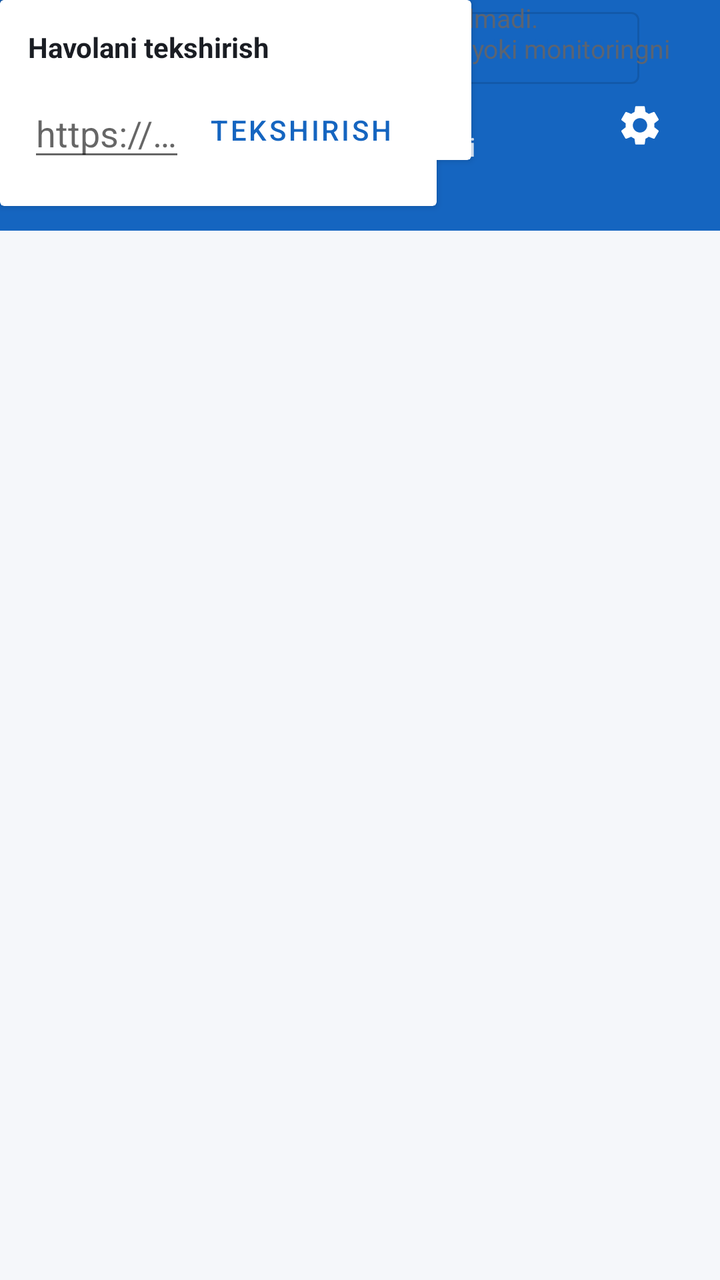
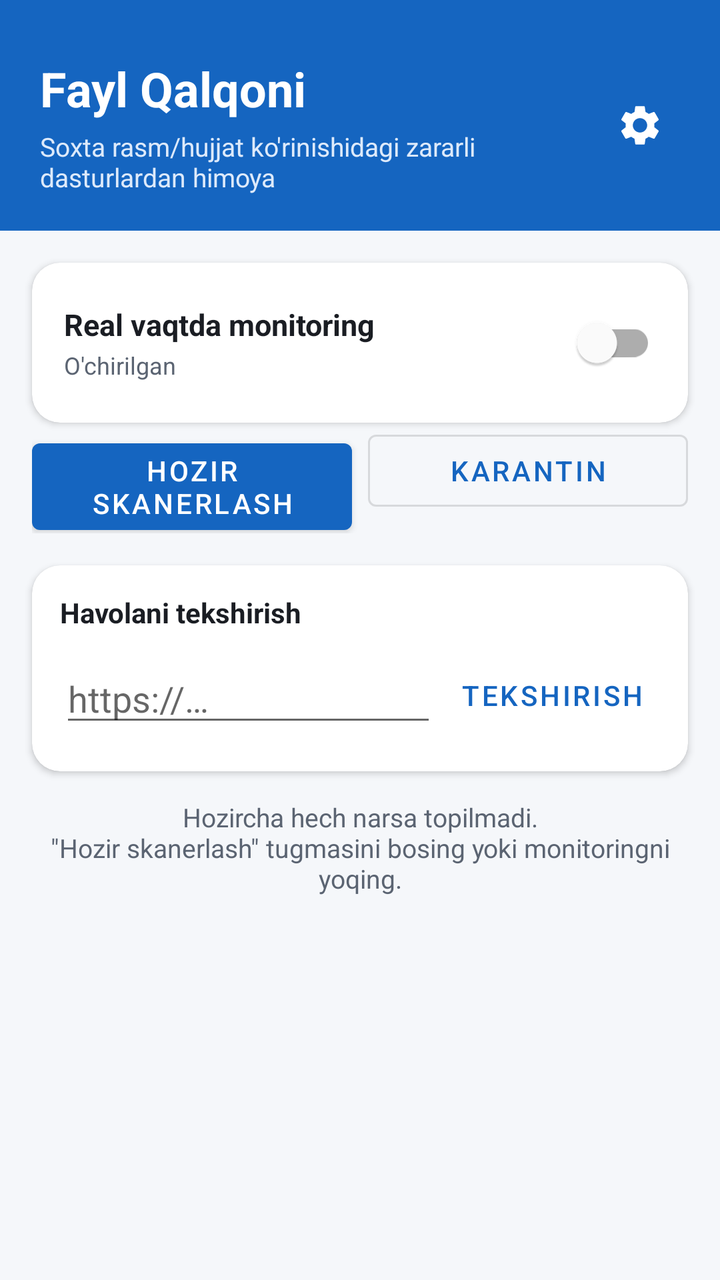

Two renders of the same Android screen: before a commit and after it. Below are the layout's source before the change and the commit's diff.
<!-- AndroidManifest.xml: activity theme Theme.FaylQalqoni -->
<!-- res/layout/activity_main.xml -->
<?xml version="1.0" encoding="utf-8"?>
<androidx.constraintlayout.widget.ConstraintLayout
    xmlns:android="http://schemas.android.com/apk/res/android"
    xmlns:app="http://schemas.android.com/apk/res/app"
    xmlns:tools="http://schemas.android.com/tools"
    android:layout_width="match_parent"
    android:layout_height="match_parent"
    android:background="@color/background">

    
    <LinearLayout
        android:id="@+id/headerLayout"
        android:layout_width="0dp"
        android:layout_height="wrap_content"
        android:orientation="horizontal"
        android:gravity="center_vertical"
        android:background="@color/brand_primary"
        android:paddingHorizontal="20dp"
        android:paddingTop="28dp"
        android:paddingBottom="18dp"
        app:layout_constraintTop_toTopOf="parent"
        app:layout_constraintStart_toStartOf="parent"
        app:layout_constraintEnd_toEndOf="parent">

        <LinearLayout
            android:layout_width="0dp"
            android:layout_height="wrap_content"
            android:layout_weight="1"
            android:orientation="vertical">

            <TextView
                android:id="@+id/titleText"
                android:layout_width="wrap_content"
                android:layout_height="wrap_content"
                android:text="@string/main_title"
                android:textColor="#FFFFFF"
                android:textSize="24sp"
                android:textStyle="bold" />

            <TextView
                android:layout_width="wrap_content"
                android:layout_height="wrap_content"
                android:layout_marginTop="4dp"
                android:text="@string/main_subtitle"
                android:textColor="#DDEAFB"
                android:textSize="13sp" />
        </LinearLayout>

        <ImageButton
            android:id="@+id/settingsButton"
            android:layout_width="40dp"
            android:layout_height="40dp"
            android:background="?attr/selectableItemBackgroundBorderless"
            android:contentDescription="@string/settings_title"
            android:src="@drawable/ic_settings" />
    </LinearLayout>

    
    <LinearLayout
        android:id="@+id/permissionBanner"
        android:layout_width="0dp"
        android:layout_height="wrap_content"
        android:orientation="vertical"
        android:background="#FFF3E0"
        android:padding="14dp"
        android:visibility="gone"
        tools:visibility="visible"
        app:layout_constraintTop_toBottomOf="@id/headerLayout"
        app:layout_constraintStart_toStartOf="parent"
        app:layout_constraintEnd_toEndOf="parent">

        <TextView
            android:layout_width="match_parent"
            android:layout_height="wrap_content"
            android:text="@string/permission_all_files_message"
            android:textColor="#7A4A00"
            android:textSize="13sp" />

        <Button
            android:id="@+id/grantPermissionButton"
            style="@style/Widget.MaterialComponents.Button.TextButton"
            android:layout_width="wrap_content"
            android:layout_height="wrap_content"
            android:layout_marginTop="4dp"
            android:text="@string/btn_grant_permission" />
    </LinearLayout>

    
    <androidx.cardview.widget.CardView
        android:id="@+id/statusCard"
        android:layout_width="0dp"
        android:layout_height="wrap_content"
        android:layout_margin="16dp"
        app:cardCornerRadius="14dp"
        app:cardElevation="2dp"
        app:layout_constraintTop_toBottomOf="@id/permissionBanner"
        app:layout_constraintStart_toStartOf="parent"
        app:layout_constraintEnd_toEndOf="parent">

        <LinearLayout
            android:layout_width="match_parent"
            android:layout_height="wrap_content"
            android:orientation="horizontal"
            android:gravity="center_vertical"
            android:padding="16dp">

            <LinearLayout
                android:layout_width="0dp"
                android:layout_height="wrap_content"
                android:layout_weight="1"
                android:orientation="vertical">

                <TextView
                    android:layout_width="wrap_content"
                    android:layout_height="wrap_content"
                    android:text="@string/monitoring_label"
                    android:textColor="@color/text_primary"
                    android:textSize="15sp"
                    android:textStyle="bold" />

                <TextView
                    android:id="@+id/monitoringStatusText"
                    android:layout_width="wrap_content"
                    android:layout_height="wrap_content"
                    android:layout_marginTop="2dp"
                    android:text="@string/status_monitoring_off"
                    android:textColor="@color/text_secondary"
                    android:textSize="12sp" />
            </LinearLayout>

            <com.google.android.material.switchmaterial.SwitchMaterial
                android:id="@+id/monitoringSwitch"
                android:layout_width="wrap_content"
                android:layout_height="wrap_content" />
        </LinearLayout>
    </androidx.cardview.widget.CardView>

    
    <LinearLayout
        android:id="@+id/actionsLayout"
        android:layout_width="0dp"
        android:layout_height="wrap_content"
        android:orientation="horizontal"
        android:paddingHorizontal="16dp"
        app:layout_constraintTop_toBottomOf="@id/statusCard"
        app:layout_constraintStart_toStartOf="parent"
        app:layout_constraintEnd_toEndOf="parent">

        <Button
            android:id="@+id/scanButton"
            style="@style/Widget.MaterialComponents.Button"
            android:layout_width="0dp"
            android:layout_height="wrap_content"
            android:layout_weight="1"
            android:layout_marginEnd="8dp"
            android:text="@string/btn_scan_now" />

        <Button
            android:id="@+id/quarantineButton"
            style="@style/Widget.MaterialComponents.Button.OutlinedButton"
            android:layout_width="0dp"
            android:layout_height="wrap_content"
            android:layout_weight="1"
            android:text="@string/quarantine_title" />
    </LinearLayout>

    
    <androidx.cardview.widget.CardView
        android:id="@+id/linkCheckCard"
        android:layout_width="0dp"
        android:layout_height="wrap_content"
        android:layout_margin="16dp"
        app:cardCornerRadius="14dp"
        app:cardElevation="2dp"
        app:layout_constraintTop_toBottomOf="@id/actionsLayout"
        app:layout_constraintStart_toStartOf="parent"
        app:layout_constraintEnd_toEndOf="parent">

        <LinearLayout
            android:layout_width="match_parent"
            android:layout_height="wrap_content"
            android:orientation="vertical"
            android:padding="14dp">

            <TextView
                android:layout_width="match_parent"
                android:layout_height="wrap_content"
                android:text="@string/link_check_label"
                android:textColor="@color/text_primary"
                android:textSize="14sp"
                android:textStyle="bold" />

            <LinearLayout
                android:layout_width="match_parent"
                android:layout_height="wrap_content"
                android:layout_marginTop="8dp"
                android:gravity="center_vertical"
                android:orientation="horizontal">

                <EditText
                    android:id="@+id/linkInputEditText"
                    android:layout_width="0dp"
                    android:layout_height="wrap_content"
                    android:layout_weight="1"
                    android:autofillHints="url"
                    android:hint="@string/link_input_hint"
                    android:imeOptions="actionGo"
                    android:inputType="textUri"
                    android:maxLines="1" />

                <Button
                    android:id="@+id/checkLinkButton"
                    style="@style/Widget.MaterialComponents.Button.TextButton"
                    android:layout_width="wrap_content"
                    android:layout_height="wrap_content"
                    android:layout_marginStart="4dp"
                    android:text="@string/btn_check_link" />
            </LinearLayout>
        </LinearLayout>
    </androidx.cardview.widget.CardView>

    <ProgressBar
        android:id="@+id/scanProgressBar"
        style="?android:attr/progressBarStyleHorizontal"
        android:layout_width="0dp"
        android:layout_height="wrap_content"
        android:layout_marginTop="10dp"
        android:paddingHorizontal="16dp"
        android:indeterminate="true"
        android:visibility="gone"
        tools:visibility="visible"
        app:layout_constraintTop_toBottomOf="@id/linkCheckCard"
        app:layout_constraintStart_toStartOf="parent"
        app:layout_constraintEnd_toEndOf="parent" />

    <TextView
        android:id="@+id/resultsHeaderText"
        android:layout_width="0dp"
        android:layout_height="wrap_content"
        android:layout_marginTop="14dp"
        android:paddingHorizontal="16dp"
        android:text="@string/empty_state_text"
        android:textAlignment="center"
        android:textColor="@color/text_secondary"
        android:textSize="13sp"
        app:layout_constraintTop_toBottomOf="@id/scanProgressBar"
        app:layout_constraintStart_toStartOf="parent"
        app:layout_constraintEnd_toEndOf="parent" />

    <androidx.recyclerview.widget.RecyclerView
        android:id="@+id/resultsRecyclerView"
        android:layout_width="0dp"
        android:layout_height="0dp"
        android:layout_marginTop="8dp"
        android:clipToPadding="false"
        android:paddingBottom="16dp"
        app:layout_constraintTop_toBottomOf="@id/resultsHeaderText"
        app:layout_constraintBottom_toBottomOf="parent"
        app:layout_constraintStart_toStartOf="parent"
        app:layout_constraintEnd_toEndOf="parent" />

</androidx.constraintlayout.widget.ConstraintLayout>
<!-- resources referenced by this layout -->
<resources>
  <color name="background">#F5F7FA</color>
  <color name="brand_primary">#1565C0</color>
  <color name="text_primary">#1A1D23</color>
  <color name="text_secondary">#5B6472</color>
  <!-- drawable ic_settings (drawable) -->
  <vector xmlns:android="http://schemas.android.com/apk/res/android"
      android:width="24dp"
      android:height="24dp"
      android:viewportWidth="24"
      android:viewportHeight="24"
      android:tint="#FFFFFF">
      <path
          android:fillColor="#FF000000"
          android:pathData="M19.14,12.94c0.04,-0.3 0.06,-0.61 0.06,-0.94c0,-0.32 -0.02,-0.64 -0.07,-0.94l2.03,-1.58c0.18,-0.14 0.23,-0.41 0.12,-0.61l-1.92,-3.32c-0.12,-0.22 -0.37,-0.29 -0.59,-0.22l-2.39,0.96c-0.5,-0.38 -1.03,-0.7 -1.62,-0.94L14.4,2.81c-0.04,-0.24 -0.24,-0.41 -0.48,-0.41h-3.84c-0.24,0 -0.43,0.17 -0.47,0.41L9.25,5.35C8.66,5.59 8.12,5.92 7.63,6.29L5.24,5.33c-0.22,-0.08 -0.47,0 -0.59,0.22L2.74,8.87C2.62,9.08 2.66,9.34 2.86,9.48l2.03,1.58C4.84,11.36 4.8,11.69 4.8,12s0.02,0.64 0.07,0.94l-2.03,1.58c-0.18,0.14 -0.23,0.41 -0.12,0.61l1.92,3.32c0.12,0.22 0.37,0.29 0.59,0.22l2.39,-0.96c0.5,0.38 1.03,0.7 1.62,0.94l0.36,2.54c0.05,0.24 0.24,0.41 0.48,0.41h3.84c0.24,0 0.44,-0.17 0.47,-0.41l0.36,-2.54c0.59,-0.24 1.13,-0.56 1.62,-0.94l2.39,0.96c0.22,0.08 0.47,0 0.59,-0.22l1.92,-3.32c0.12,-0.22 0.07,-0.47 -0.12,-0.61L19.14,12.94zM12,15.6c-1.98,0 -3.6,-1.62 -3.6,-3.6s1.62,-3.6 3.6,-3.6s3.6,1.62 3.6,3.6S13.98,15.6 12,15.6z" />
  </vector>
  <string name="btn_check_link">Tekshirish</string>
  <string name="btn_grant_permission">Ruxsat berish</string>
  <string name="btn_scan_now">Hozir skanerlash</string>
  <string name="empty_state_text">Hozircha hech narsa topilmadi.\n\"Hozir skanerlash\" tugmasini bosing yoki monitoringni yoqing.</string>
  <string name="link_check_label">Havolani tekshirish</string>
  <string name="link_input_hint">https://…</string>
  <string name="main_subtitle">Soxta rasm/hujjat ko\'rinishidagi zararli dasturlardan himoya</string>
  <string name="main_title">Fayl Qalqoni</string>
  <string name="monitoring_label">Real vaqtda monitoring</string>
  <string name="permission_all_files_message">To\'liq himoya uchun ilovaga barcha fayllarni ko\'rish ruxsatini bering (Sozlamalar oynasi ochiladi).</string>
  <string name="quarantine_title">Karantin</string>
  <string name="settings_title">Sozlamalar</string>
  <string name="status_monitoring_off">O\'chirilgan</string>
  <style name="Theme.FaylQalqoni" parent="Theme.MaterialComponents.DayNight.NoActionBar">
          <item name="colorPrimary">@color/brand_primary</item>
          <item name="colorPrimaryDark">@color/brand_primary_dark</item>
          <item name="colorAccent">@color/brand_accent</item>
          <item name="android:statusBarColor">@color/brand_primary_dark</item>
          <item name="android:windowBackground">@color/background</item>
      </style>
  <color name="brand_primary_dark">#0D47A1</color>
  <color name="brand_accent">#26A69A</color>
</resources>

<!-- the commit's change to res/layout/activity_main.xml (unified diff, before → after) -->
@@ -1,7 +1,7 @@
 <?xml version="1.0" encoding="utf-8"?>
 <androidx.constraintlayout.widget.ConstraintLayout
     xmlns:android="http://schemas.android.com/apk/res/android"
-    xmlns:app="http://schemas.android.com/apk/res/app"
+    xmlns:app="http://schemas.android.com/apk/res-auto"
     xmlns:tools="http://schemas.android.com/tools"
     android:layout_width="match_parent"
     android:layout_height="match_parent"
